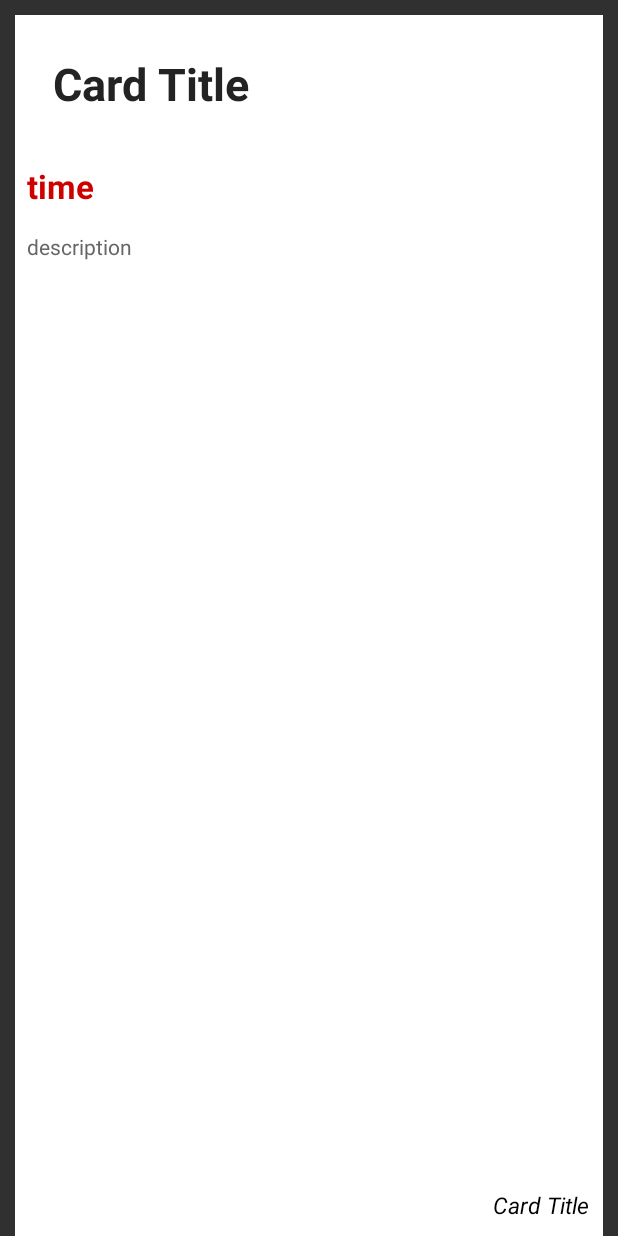
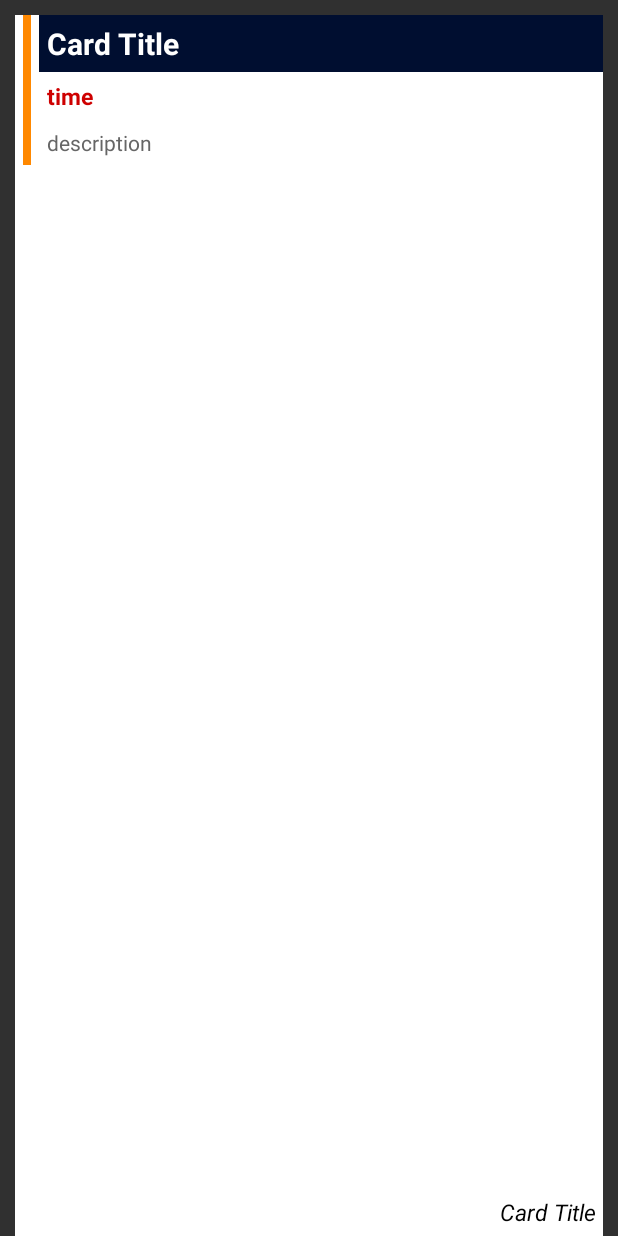
Before and after one commit to tarun14110/Usecure, an Android app: the layout security_pre_request_item_row.xml on its own in the app's theme, with its tools: preview values and no code run, on a phone screen of 412 x 824 dp. Run offline under Robolectric (Android 15) with nearby library versions, the phone set to English and light mode, and no system bars.

Commit message:
SecurityPreRequest layout style edited

```diff
--- a/app/src/main/java/com/rocks/mafia/entrancesecurity/ProfileFragment.java
+++ b/app/src/main/java/com/rocks/mafia/entrancesecurity/ProfileFragment.java
@@ -138,7 +138,6 @@ public class ProfileFragment extends Fragment
         return view;
     }
 
-    // TODO: Rename method, update argument and hook method into UI event
     public void onButtonPressed(Uri uri) {
         if (mListener != null) {
             mListener.onFragmentInteraction(uri);
@@ -184,7 +183,6 @@ public class ProfileFragment extends Fragment
      */
     public interface OnFragmentInteractionListener
     {
-        // TODO: Update argument type and name
         void onFragmentInteraction(Uri uri);
     }
 }
--- a/app/src/main/java/com/rocks/mafia/entrancesecurity/SecurityLoginActivity.java
+++ b/app/src/main/java/com/rocks/mafia/entrancesecurity/SecurityLoginActivity.java
@@ -198,7 +198,6 @@ public class SecurityLoginActivity extends Activity {
         // sending gcm token to server
         // Create data variable for sent values to server
 
-        Log.e("YOLO", token);
         String data = null;
         try {
             data = URLEncoder.encode("contact", "UTF-8")
@@ -260,7 +259,6 @@ public class SecurityLoginActivity extends Activity {
         }
 
         // Show response on activity
-        // content.setText( text  );
         if (text.contains("error")) {
             Log.e(TAG, "Error while passing new token to the server" + text);
         } else {
--- a/app/src/main/res/layout/security_pre_request_item_row.xml
+++ b/app/src/main/res/layout/security_pre_request_item_row.xml
@@ -12,53 +12,55 @@ app:cardCornerRadius="5dp"
     android:background="#ffffff"
 app:cardElevation="7dp"
 >
-
 <RelativeLayout
     android:layout_width="fill_parent"
     android:layout_height="fill_parent">
 
+    <View
+        android:layout_width="5dp"
+        android:layout_height="100dp"
+        android:padding="15dp"
+        android:layout_marginLeft="5dp"
+        android:layout_marginRight="5dp"
+        android:id="@+id/line"
+        android:layout_below="@+id/date"
+        android:background="@android:color/holo_orange_dark"
+        />
     <TextView
         android:id="@+id/cardTitle"
-        android:layout_width="wrap_content"
+        android:layout_width="fill_parent"
         android:layout_height="wrap_content"
         android:text="Card Title"
+        android:layout_toRightOf="@id/line"
         android:textStyle="bold"
-        android:padding="25dp"
-        android:textSize="30dp"
-        android:textColor="#232323"
+        android:background="@color/colorPrimary"
+        android:padding="5dp"
+        android:textSize="20dp"
+        android:textColor="#FFFFFF"
         android:layout_alignParentTop="true"/>
-    <View
-    android:layout_width="match_parent"
-    android:layout_height="0dip"
-    android:background="#000000" />
+
     <TextView
         android:id="@+id/time"
         android:layout_width="wrap_content"
         android:layout_height="wrap_content"
         android:layout_below="@+id/cardTitle"
-        android:padding="8dp"
+        android:padding="5dp"
+        android:layout_toRightOf="@id/line"
         android:text="time"
         android:textColor="#ce0000"
         android:textStyle="bold"
-        android:textSize="22dp" />
-    <View
-        android:layout_width="match_parent"
-        android:layout_height="0dip"
-        android:background="#000000" />
+        android:textSize="15dp" />
     <TextView
         android:id="@+id/description"
         android:layout_width="wrap_content"
-        android:layout_height="80dp"
+        android:layout_height="wrap_content"
         android:layout_below="@+id/time"
         android:maxLines="3"
-        android:padding="8dp"
+        android:layout_toRightOf="@id/line"
+        android:padding="5dp"
         android:text="description"
         android:textColor="#666666"
         android:textSize="14dp" />
-    <View
-        android:layout_width="match_parent"
-        android:layout_height="0dip"
-        android:background="#000000" />
     <TextView
         android:id="@+id/by"
         android:layout_width="wrap_content"
@@ -66,12 +68,12 @@ app:cardElevation="7dp"
         android:text="Card Title"
         android:gravity="right"
         android:textStyle="italic"
-        android:padding="10dp"
+        android:layout_toRightOf="@id/line"
+        android:padding="5dp"
         android:textSize="15dp"
         android:textColor="#020202"
         android:layout_alignParentRight="true"
         android:layout_alignParentBottom="true"/>
 
 </RelativeLayout>
-
 </LinearLayout>
```
Also changed, not shown: app/src/main/java/com/rocks/mafia/entrancesecurity/MainActivity.java (+0 -13 lines), app/src/main/java/com/rocks/mafia/entrancesecurity/ProfileFrag.java (+2 -14 lines), app/src/main/java/com/rocks/mafia/entrancesecurity/SecurityMainActivity.java (+2 -28 lines), app/src/main/java/com/rocks/mafia/entrancesecurity/security_request_search.java (+13 -7 lines), app/src/main/java/com/rocks/mafia/entrancesecurity/single_item_search.java (+14 -12 lines).
